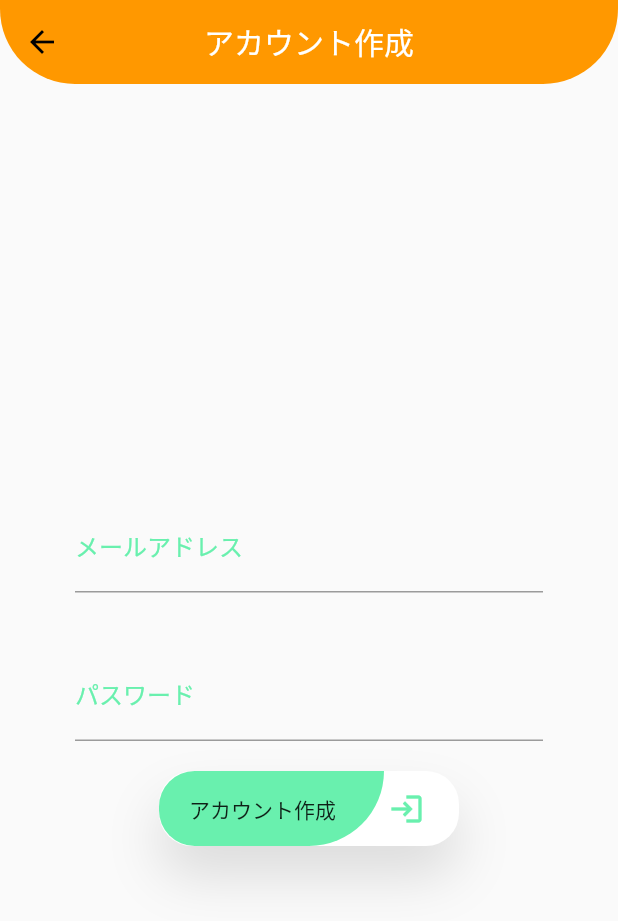
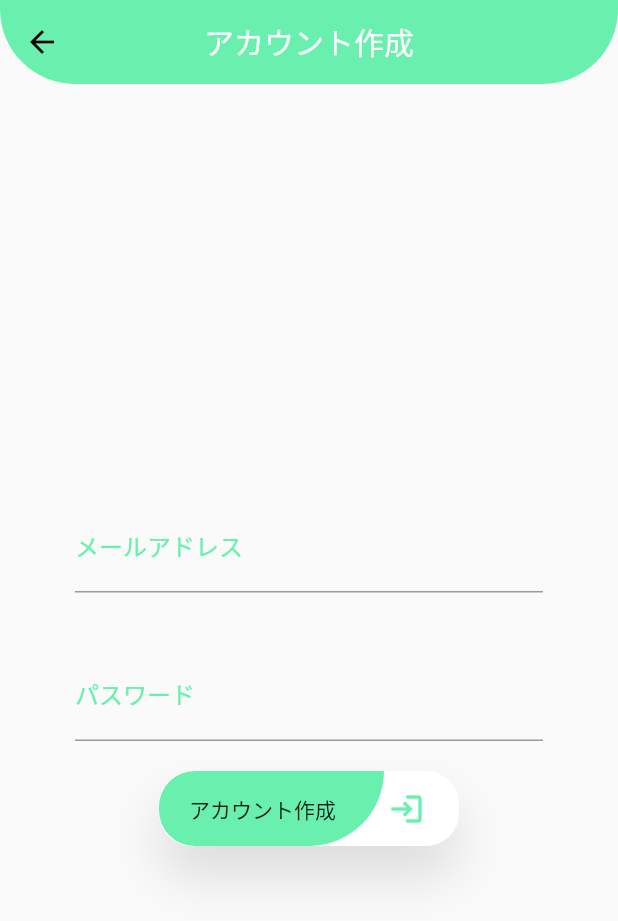
Before and after one commit to Tomohiro629/ramen_map_app, a Flutter app: the SignupPage screen opened directly, on a phone screen of 412 x 824 dp. Shown: the top 921 px of the screen. Run offline on Flutter 3.47's test engine with Material 2 defaults, Android fonts, the phone set to English and light mode, and no system bars; our stand-ins replace cloud_firestore, firebase_auth, firebase_core, firebase_storage, flutter_riverpod, geocoding and 3 more; missing offline and left inert: flutterfire_ui, google_maps_flutter_platform_interface, google_place; accounts and stored records are empty; network calls fail.

Commit message:
appBarの色変更

```diff
--- a/lib/app_bar/base_app_bar.dart
+++ b/lib/app_bar/base_app_bar.dart
@@ -3,7 +3,12 @@ import 'package:flutter/material.dart';
 class BaseAppBar extends StatelessWidget implements PreferredSizeWidget {
   final Text title;
   final List<Widget> widgets;
-  const BaseAppBar({Key? key, required this.title, required this.widgets})
+  final Color color;
+  const BaseAppBar(
+      {Key? key,
+      required this.title,
+      required this.widgets,
+      required this.color})
       : super(key: key);
 
   @override
@@ -18,6 +23,7 @@ class BaseAppBar extends StatelessWidget implements PreferredSizeWidget {
       excludeHeaderSemantics: true,
       centerTitle: true,
       actions: widgets,
+      backgroundColor: color,
     );
   }
 
--- a/lib/login_page/login_page.dart
+++ b/lib/login_page/login_page.dart
@@ -20,6 +20,7 @@ class LoginPage extends ConsumerWidget {
           style: TextStyle(color: Colors.white),
         ),
         widgets: [],
+        color: Colors.orange,
       ),
       body: Center(
         child: Column(
--- a/lib/map_page/map_page.dart
+++ b/lib/map_page/map_page.dart
@@ -29,6 +29,7 @@ class MapPage extends ConsumerWidget {
           style: TextStyle(color: Colors.white),
         ),
         widgets: [],
+        color: Colors.orange,
       ),
       body: Stack(
         alignment: Alignment.topCenter,
--- a/lib/set_store_page/set_store_page.dart
+++ b/lib/set_store_page/set_store_page.dart
@@ -32,6 +32,7 @@ class SetStorePage extends ConsumerWidget {
             style: TextStyle(color: Colors.white),
           ),
           widgets: [],
+          color: Colors.orange,
         ),
         body: Center(
           child: Column(
--- a/lib/signup_page/signup_page.dart
+++ b/lib/signup_page/signup_page.dart
@@ -20,6 +20,7 @@ class SignupPage extends ConsumerWidget {
           style: TextStyle(color: Colors.white),
         ),
         widgets: [],
+        color: Colors.greenAccent,
       ),
       body: Center(
         child: Column(
--- a/lib/store_list_page/store_list_page.dart
+++ b/lib/store_list_page/store_list_page.dart
@@ -18,6 +18,7 @@ class StoreListPage extends ConsumerWidget {
           style: TextStyle(color: Colors.white),
         ),
         widgets: [],
+        color: Colors.orange,
       ),
       body: Center(
           child: FirestoreListView<Store>(
```
